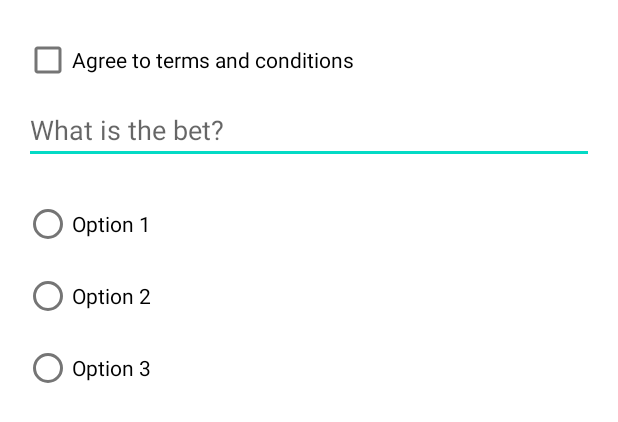
After one commit to Sibo523/BetterTogether, an Android app built with Jetpack Compose: the layout form_dialog.xml on its own in the app's theme, with its tools: preview values and no code run, on a phone screen of 412 x 824 dp. The commit adds this screen. Shown: the top 422 px of the screen. Run offline under Robolectric (Android 15) with nearby library versions, the phone set to English and light mode, and no system bars.

Commit message:
home screen + form structure + adding adam to firebase

```diff
--- /dev/null
+++ b/app/src/main/res/layout/form_dialog.xml
@@ -0,0 +1,49 @@
+<LinearLayout
+    xmlns:android="http://schemas.android.com/apk/res/android"
+    android:layout_width="match_parent"
+    android:layout_height="wrap_content"
+    android:orientation="vertical"
+    android:padding="16dp">
+
+    <!-- Checkbox -->
+    <CheckBox
+        android:id="@+id/form_checkbox"
+        android:layout_width="wrap_content"
+        android:layout_height="wrap_content"
+        android:text="Agree to terms and conditions" />
+
+    <!-- Text Input -->
+    <EditText
+        android:id="@+id/form_text_input"
+        android:layout_width="match_parent"
+        android:layout_height="wrap_content"
+        android:hint="@string/what_is_the_bet"
+        android:inputType="text" />
+
+    <!-- Radio Group -->
+    <RadioGroup
+        android:id="@+id/form_radio_group"
+        android:layout_width="match_parent"
+        android:layout_height="wrap_content"
+        android:orientation="vertical"
+        android:layout_marginTop="16dp">
+
+        <RadioButton
+            android:id="@+id/radio_option_1"
+            android:layout_width="wrap_content"
+            android:layout_height="wrap_content"
+            android:text="Option 1" />
+
+        <RadioButton
+            android:id="@+id/radio_option_2"
+            android:layout_width="wrap_content"
+            android:layout_height="wrap_content"
+            android:text="Option 2" />
+
+        <RadioButton
+            android:id="@+id/radio_option_3"
+            android:layout_width="wrap_content"
+            android:layout_height="wrap_content"
+            android:text="Option 3" />
+    </RadioGroup>
+</LinearLayout>
--- a/app/src/main/res/values/strings.xml
+++ b/app/src/main/res/values/strings.xml
@@ -2,4 +2,9 @@
 <resources>
     <string name="app_name">Better Together</string>
     <string name="web_client_id">313612783460-ffd44vjhaa1jmkfnt93h47g13atdpndj.apps.googleusercontent.com</string>
+    <string name="profilephoto">profilePhoto</string>
+    <string name="new_room">new room</string>
+    <string name="inbox">Inbox</string>
+    <string name="button">Button</string>
+    <string name="what_is_the_bet">What is the bet?</string>
 </resources>
```
Also changed, not shown: app/src/main/java/com/example/bettertogether/MainActivity.kt (+41 -38 lines), app/src/main/res/layout/activity_main.xml (+86 -69 lines), 1 other file.
